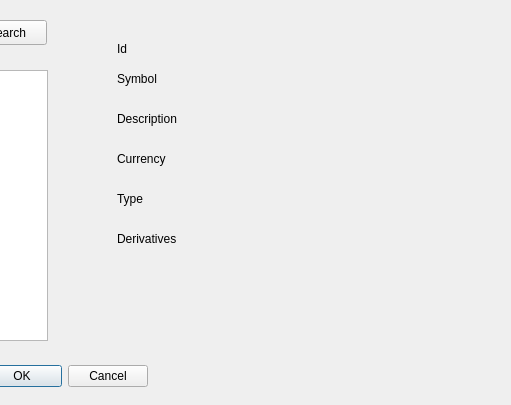
Old version of the form src/app/addsecuritydialog.ui in the repository kubawoo/cutetrader; both pictures show x 223 to 734 and y 0 to 405 of the 734 by 405 pixel window.
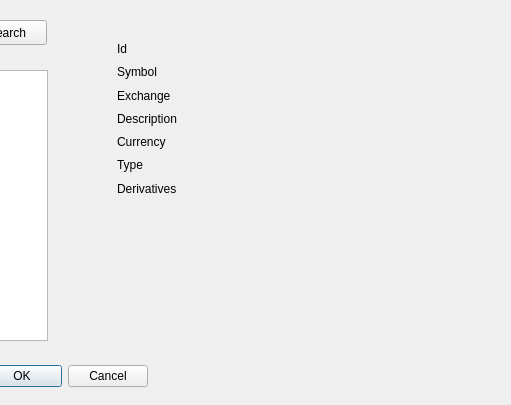
New version of the form.

Diff of the .ui file:
```diff
--- a/src/app/addsecuritydialog.ui
+++ b/src/app/addsecuritydialog.ui
@@ -52,171 +52,137 @@
     </rect>
    </property>
   </widget>
+  <widget class="QListWidget" name="securitiesList">
+   <property name="geometry">
+    <rect>
+     <x>20</x>
+     <y>70</y>
+     <width>251</width>
+     <height>271</height>
+    </rect>
+   </property>
+  </widget>
+  <widget class="QWidget" name="">
+   <property name="geometry">
+    <rect>
+     <x>340</x>
+     <y>40</y>
+     <width>67</width>
+     <height>157</height>
+    </rect>
+   </property>
+   <layout class="QVBoxLayout" name="verticalLayout">
+    <item>
+     <widget class="QLabel" name="label_4">
+      <property name="text">
+       <string>Id</string>
+      </property>
+     </widget>
+    </item>
+    <item>
   <widget class="QLabel" name="label">
-   <property name="geometry">
-    <rect>
-     <x>340</x>
-     <y>70</y>
-     <width>54</width>
-     <height>17</height>
-    </rect>
-   </property>
    <property name="text">
     <string>Symbol</string>
    </property>
   </widget>
+    </item>
+    <item>
+     <widget class="QLabel" name="label_7">
+      <property name="text">
+       <string>Exchange</string>
+      </property>
+     </widget>
+    </item>
+    <item>
   <widget class="QLabel" name="label_2">
-   <property name="geometry">
-    <rect>
-     <x>340</x>
-     <y>110</y>
-     <width>81</width>
-     <height>17</height>
-    </rect>
-   </property>
    <property name="text">
     <string>Description</string>
    </property>
   </widget>
+    </item>
+    <item>
   <widget class="QLabel" name="label_3">
-   <property name="geometry">
-    <rect>
-     <x>340</x>
-     <y>150</y>
-     <width>81</width>
-     <height>17</height>
-    </rect>
-   </property>
    <property name="text">
     <string>Currency</string>
    </property>
   </widget>
-  <widget class="QLabel" name="label_4">
+    </item>
+    <item>
+     <widget class="QLabel" name="label_5">
+      <property name="text">
+       <string>Type</string>
+      </property>
+     </widget>
+    </item>
+    <item>
+     <widget class="QLabel" name="label_6">
+      <property name="text">
+       <string>Derivatives</string>
+      </property>
+     </widget>
+    </item>
+   </layout>
+  </widget>
+  <widget class="QWidget" name="">
    <property name="geometry">
     <rect>
-     <x>340</x>
+     <x>430</x>
      <y>40</y>
-     <width>54</width>
-     <height>17</height>
+     <width>221</width>
+     <height>157</height>
     </rect>
    </property>
-   <property name="text">
-    <string>Id</string>
-   </property>
-  </widget>
+   <layout class="QVBoxLayout" name="verticalLayout_2">
+    <item>
   <widget class="QLabel" name="idLabel">
-   <property name="geometry">
-    <rect>
-     <x>430</x>
-     <y>40</y>
-     <width>261</width>
-     <height>17</height>
-    </rect>
-   </property>
    <property name="text">
     <string>&lt;none&gt;</string>
    </property>
   </widget>
+    </item>
+    <item>
   <widget class="QLabel" name="symbolLabel">
-   <property name="geometry">
-    <rect>
-     <x>430</x>
-     <y>70</y>
-     <width>261</width>
-     <height>17</height>
-    </rect>
-   </property>
+      <property name="text">
+       <string>&lt;none&gt;</string>
+      </property>
+     </widget>
+    </item>
+    <item>
+     <widget class="QLabel" name="exchangeLabel">
    <property name="text">
     <string>&lt;none&gt;</string>
    </property>
   </widget>
+    </item>
+    <item>
   <widget class="QLabel" name="descriptionLabel">
-   <property name="geometry">
-    <rect>
-     <x>430</x>
-     <y>110</y>
-     <width>261</width>
-     <height>17</height>
-    </rect>
-   </property>
    <property name="text">
     <string>&lt;none&gt;</string>
    </property>
   </widget>
+    </item>
+    <item>
   <widget class="QLabel" name="currencyLabel">
-   <property name="geometry">
-    <rect>
-     <x>430</x>
-     <y>150</y>
-     <width>261</width>
-     <height>17</height>
-    </rect>
-   </property>
    <property name="text">
     <string>&lt;none&gt;</string>
    </property>
   </widget>
-  <widget class="QListWidget" name="securitiesList">
-   <property name="geometry">
-    <rect>
-     <x>20</x>
-     <y>70</y>
-     <width>251</width>
-     <height>271</height>
-    </rect>
-   </property>
-  </widget>
-  <widget class="QLabel" name="label_5">
-   <property name="geometry">
-    <rect>
-     <x>340</x>
-     <y>190</y>
-     <width>81</width>
-     <height>17</height>
-    </rect>
-   </property>
-   <property name="text">
-    <string>Type</string>
-   </property>
-  </widget>
+    </item>
+    <item>
   <widget class="QLabel" name="typeLabel">
-   <property name="geometry">
-    <rect>
-     <x>430</x>
-     <y>190</y>
-     <width>261</width>
-     <height>17</height>
-    </rect>
-   </property>
    <property name="text">
     <string>&lt;none&gt;</string>
    </property>
   </widget>
+    </item>
+    <item>
   <widget class="QLabel" name="derivativesLabel">
-   <property name="geometry">
-    <rect>
-     <x>430</x>
-     <y>230</y>
-     <width>261</width>
-     <height>17</height>
-    </rect>
-   </property>
    <property name="text">
     <string>&lt;none&gt;</string>
    </property>
   </widget>
-  <widget class="QLabel" name="label_6">
-   <property name="geometry">
-    <rect>
-     <x>340</x>
-     <y>230</y>
-     <width>81</width>
-     <height>17</height>
-    </rect>
-   </property>
-   <property name="text">
-    <string>Derivatives</string>
-   </property>
+    </item>
+   </layout>
   </widget>
  </widget>
  <resources/>
```
Lines whose indentation alone changed are shown as unchanged.
